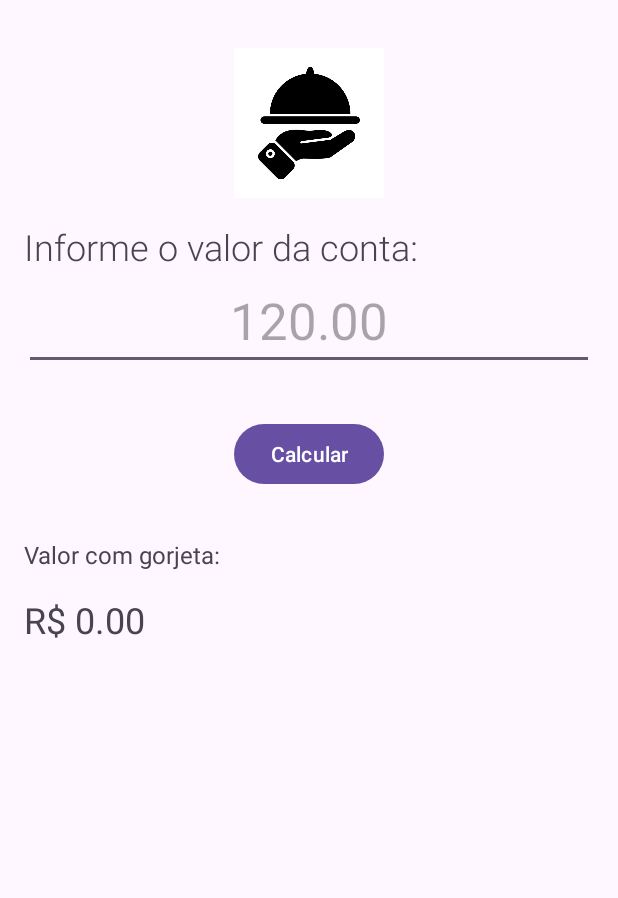
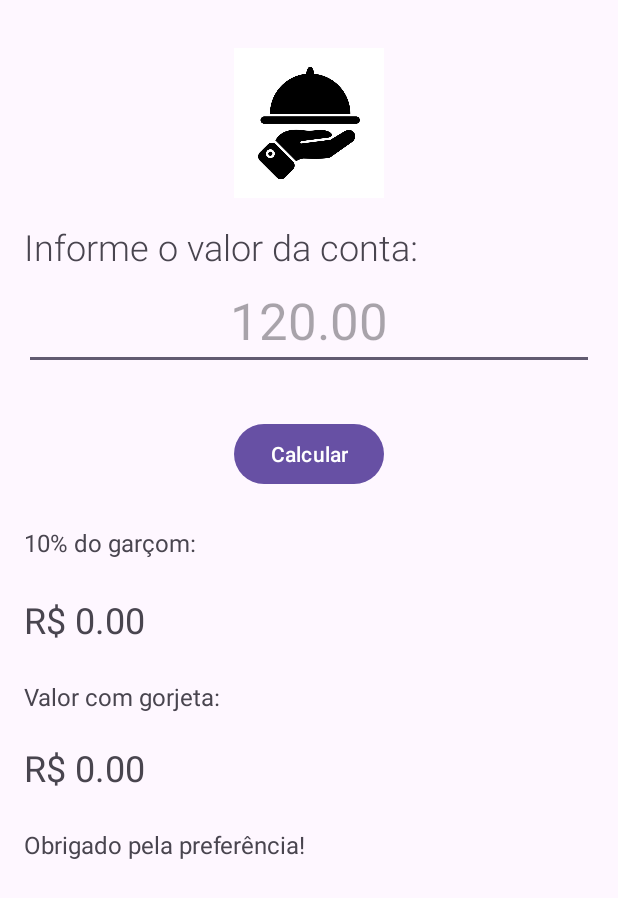
Before and after one commit to alefcezario/AppContaRestauranteAnima, an Android app: the screen it shows after launch (MainActivity), after a tap on "Calcular", on a phone screen of 412 x 824 dp. Shown: the top 898 px of the screen. Run offline under Robolectric (Android 15) with nearby library versions, the phone set to English and light mode, and no system bars; 1 statement that could not run was skipped.

Commit message:
Projeto finalizado

```diff
--- a/app/src/main/java/com/example/appcontarestauranteanima/MainActivity.java
+++ b/app/src/main/java/com/example/appcontarestauranteanima/MainActivity.java
@@ -17,7 +17,8 @@ public class MainActivity extends AppCompatActivity {
     EditText etConta;
     Button btCalcular;
 TextView tvResultado;
-
+    TextView tvGorjeta;
+    TextView tv_agradecimento;
 
     @Override
     protected void onCreate(Bundle savedInstanceState) {
@@ -34,13 +35,18 @@ TextView tvResultado;
         etConta = findViewById(R.id.et_conta);
         btCalcular = findViewById(R.id.bt_calcular);
         tvResultado = findViewById(R.id.tv_resultado);
+        tvGorjeta = findViewById(R.id.tv_gorjeta_garcom);
+tv_agradecimento = findViewById(R.id.tv_agradecimento);
 
         btCalcular.setOnClickListener(new View.OnClickListener() {
             @Override
             public void onClick(View v) {
                 double conta = Double.parseDouble(etConta.getText().toString());
+                double gorjeta = conta * 0.10;
                 conta = conta * 1.10;
+                tvGorjeta.setText(String.format("R$ %.2f", gorjeta));
                 tvResultado.setText(String.format("R$ %.2f", conta));
+                tv_agradecimento.setText(String.format("Obrigado pela preferência!"));
             }
         });
 
--- a/app/src/main/res/layout/activity_main.xml
+++ b/app/src/main/res/layout/activity_main.xml
@@ -61,25 +61,66 @@
         android:layout_width="0dp"
         android:layout_height="wrap_content"
         android:layout_marginStart="16dp"
-        android:layout_marginTop="32dp"
+        android:layout_marginTop="24dp"
         android:layout_marginEnd="16dp"
         android:text="Valor com gorjeta:"
+        android:textSize="16sp"
+        app:layout_constraintEnd_toEndOf="parent"
+        app:layout_constraintHorizontal_bias="0.0"
+        app:layout_constraintStart_toStartOf="parent"
+        app:layout_constraintTop_toBottomOf="@+id/tv_gorjeta_garcom" />
+
+    <TextView
+        android:id="@+id/tv_resultado"
+        android:layout_width="0dp"
+        android:layout_height="wrap_content"
+        android:layout_marginStart="16dp"
+        android:layout_marginTop="20dp"
+        android:layout_marginEnd="16dp"
+        android:text="R$"
+        android:textSize="24sp"
+        app:layout_constraintEnd_toEndOf="parent"
+        app:layout_constraintHorizontal_bias="0.0"
+        app:layout_constraintStart_toStartOf="parent"
+        app:layout_constraintTop_toBottomOf="@+id/tv_titulo_saida" />
+
+    <TextView
+        android:id="@+id/tv_valor_garcom"
+        android:layout_width="0dp"
+        android:layout_height="wrap_content"
+        android:layout_marginStart="16dp"
+        android:layout_marginTop="24dp"
+        android:layout_marginEnd="16dp"
+        android:text="10% do garçom:"
         android:textSize="16sp"
         app:layout_constraintEnd_toEndOf="parent"
         app:layout_constraintStart_toStartOf="parent"
         app:layout_constraintTop_toBottomOf="@+id/bt_calcular" />
 
     <TextView
-        android:id="@+id/tv_resultado"
+        android:id="@+id/tv_gorjeta_garcom"
         android:layout_width="0dp"
         android:layout_height="wrap_content"
         android:layout_marginStart="16dp"
-        android:layout_marginTop="16dp"
+        android:layout_marginTop="24dp"
         android:layout_marginEnd="16dp"
         android:text="R$"
         android:textSize="24sp"
+        app:layout_constraintBottom_toTopOf="@+id/tv_titulo_saida"
         app:layout_constraintEnd_toEndOf="parent"
         app:layout_constraintStart_toStartOf="parent"
-        app:layout_constraintTop_toBottomOf="@+id/tv_titulo_saida" />
+        app:layout_constraintTop_toBottomOf="@+id/tv_valor_garcom" />
+
+    <TextView
+        android:id="@+id/tv_agradecimento"
+        android:layout_width="0dp"
+        android:layout_height="wrap_content"
+        android:layout_marginStart="16dp"
+        android:layout_marginTop="24dp"
+        android:layout_marginEnd="16dp"
+        android:textSize="16sp"
+        app:layout_constraintEnd_toEndOf="parent"
+        app:layout_constraintStart_toStartOf="parent"
+        app:layout_constraintTop_toBottomOf="@+id/tv_resultado" />
 
 </androidx.constraintlayout.widget.ConstraintLayout>
```
